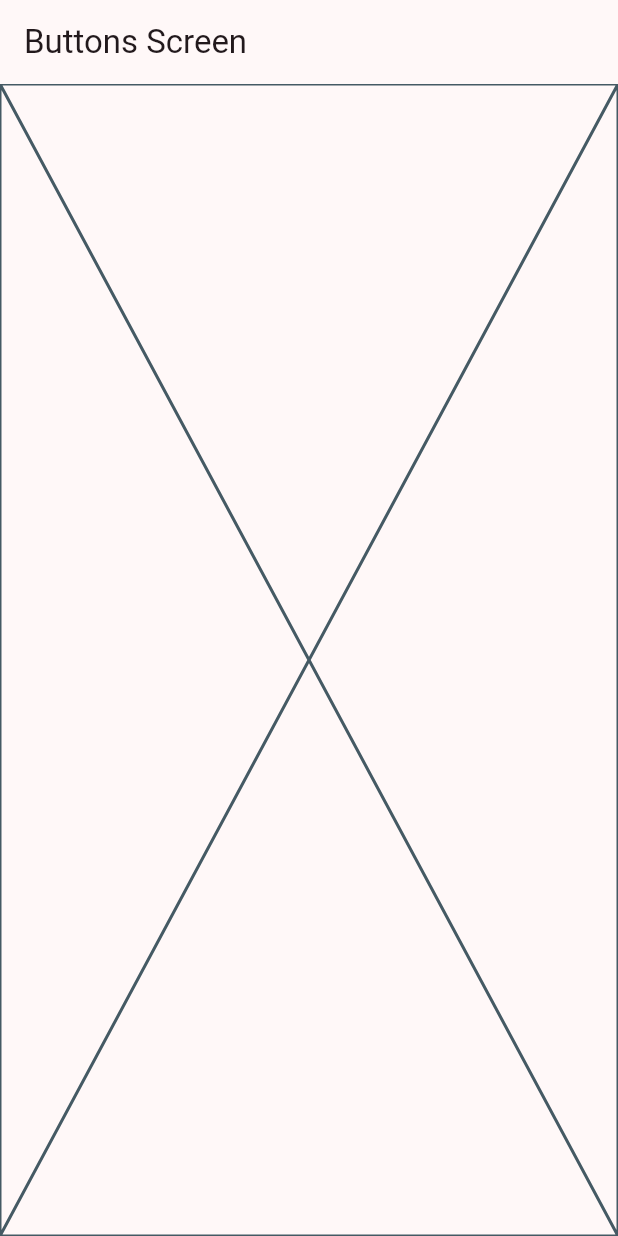
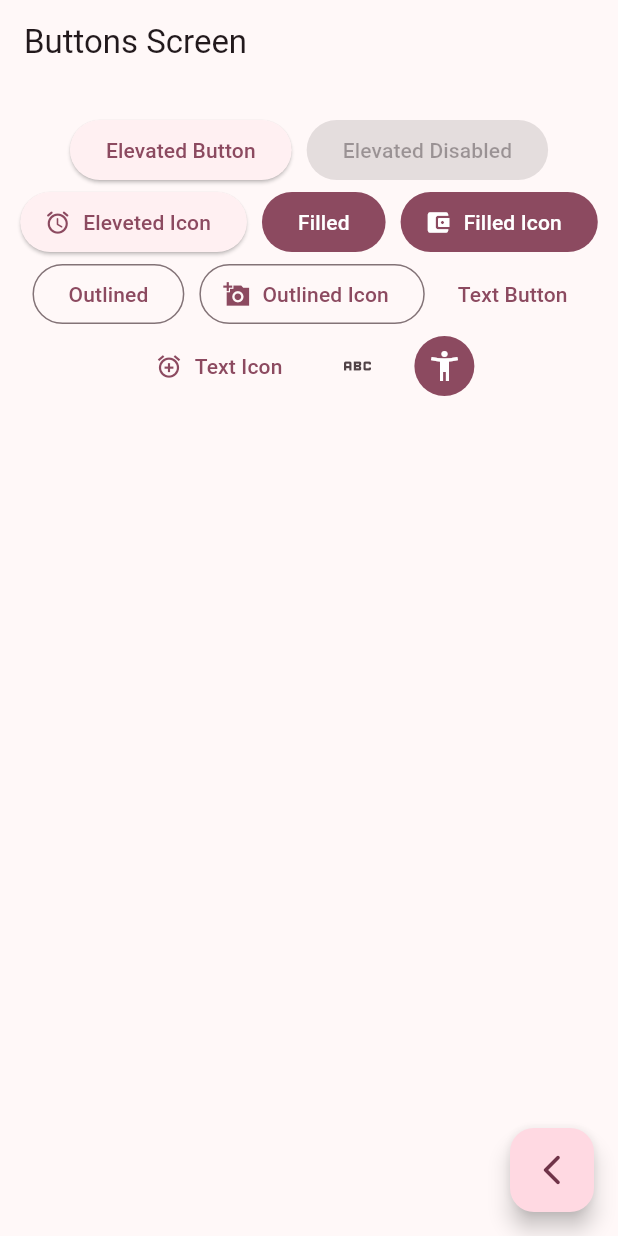
Before and after one commit to brunolujan/flutter_widgets_app, a Flutter app: the ButtonsScreen screen opened by its route, on a phone screen of 412 x 824 dp. Run offline on Flutter 3.47's test engine with Material 2 defaults, Android fonts, the phone set to English and light mode, and no system bars; our stand-ins replace go_router.

Commit message:
Buttons implementation

```diff
--- a/lib/presentation/screens/buttons/buttons_screen.dart
+++ b/lib/presentation/screens/buttons/buttons_screen.dart
@@ -1,4 +1,5 @@
 import 'package:flutter/material.dart';
+import 'package:go_router/go_router.dart';
 
 class ButtonsScreen extends StatelessWidget {
   static const String name = 'buttons_screen';
@@ -11,7 +12,76 @@ class ButtonsScreen extends StatelessWidget {
       appBar: AppBar(
         title: const Text('Buttons Screen'),
       ),
-      body: const Placeholder(),
+      body: const _ButtonsView(),
+      floatingActionButton: FloatingActionButton(
+        child: const Icon(Icons.arrow_back_ios_new_rounded),
+        onPressed: () {
+          context.pop();
+        },
+      ),
     );
   }
 }
+
+class _ButtonsView extends StatelessWidget {
+
+  const _ButtonsView();
+
+  @override
+  Widget build(BuildContext context) {
+    final colors = Theme.of(context).colorScheme;
+
+    return SizedBox(
+      width: double.infinity,
+      child: Padding(
+        padding: const EdgeInsets.symmetric(horizontal: 0, vertical: 20),
+        child: Wrap( // en este caso sirve para poner un conjunto de botones y poder manejarlos de mejor manera
+          spacing: 10,
+          alignment: WrapAlignment.center,
+          children: [
+            ElevatedButton(onPressed: (){}, child: const Text('Elevated Button')),
+            const ElevatedButton(onPressed: null, child: Text('Elevated Disabled')),
+            ElevatedButton.icon(
+              onPressed: (){},
+              icon: const Icon(Icons.access_alarm_rounded),
+              label: const Text('Eleveted Icon')
+            ),
+
+            FilledButton(onPressed: () {}, child: const Text('Filled')),
+            FilledButton.icon(
+              onPressed: (){},
+              icon: const Icon(Icons.account_balance_wallet_rounded),
+              label: const Text('Filled Icon')
+            ),
+
+            OutlinedButton(onPressed: () {}, child: const Text('Outlined')),
+            OutlinedButton.icon(
+              onPressed: () {},
+              icon: const Icon(Icons.add_a_photo_sharp),
+              label: const Text('Outlined Icon'),
+            ),
+
+            TextButton(onPressed: () {}, child: const Text('Text Button')),
+            TextButton.icon(
+              onPressed: () {},
+              icon: const Icon(Icons.add_alarm_sharp),
+              label: const Text('Text Icon'),
+            ),
+
+            IconButton(onPressed: () {}, icon: const Icon(Icons.abc)),
+            IconButton(
+              onPressed: () {},
+              icon: const Icon(Icons.accessibility_new),
+              style:ButtonStyle(
+                backgroundColor: MaterialStatePropertyAll(colors.primary),
+                iconColor: const MaterialStatePropertyAll(Colors.white)
+              ),
+            ),
+
+            //todo: custom button
+          ],
+        ),
+      ),
+    );
+  }
+}
--- a/lib/presentation/screens/home/home_screen.dart
+++ b/lib/presentation/screens/home/home_screen.dart
@@ -1,7 +1,6 @@
 import 'package:flutter/material.dart';
 import 'package:go_router/go_router.dart';
 import 'package:widgets_app/config/menu/menu_items.dart';
-import 'package:widgets_app/presentation/screens/cards/cards_screen.dart';
 
 class HomeScreen extends StatelessWidget {
   static const String name = 'home_screen';
```
